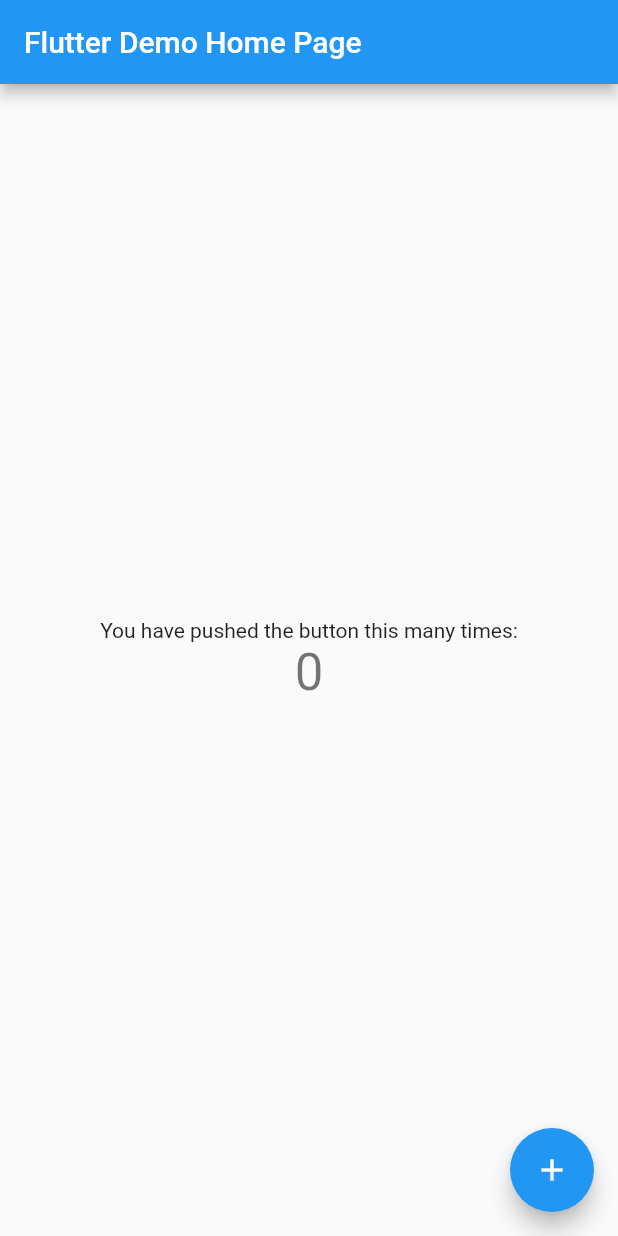
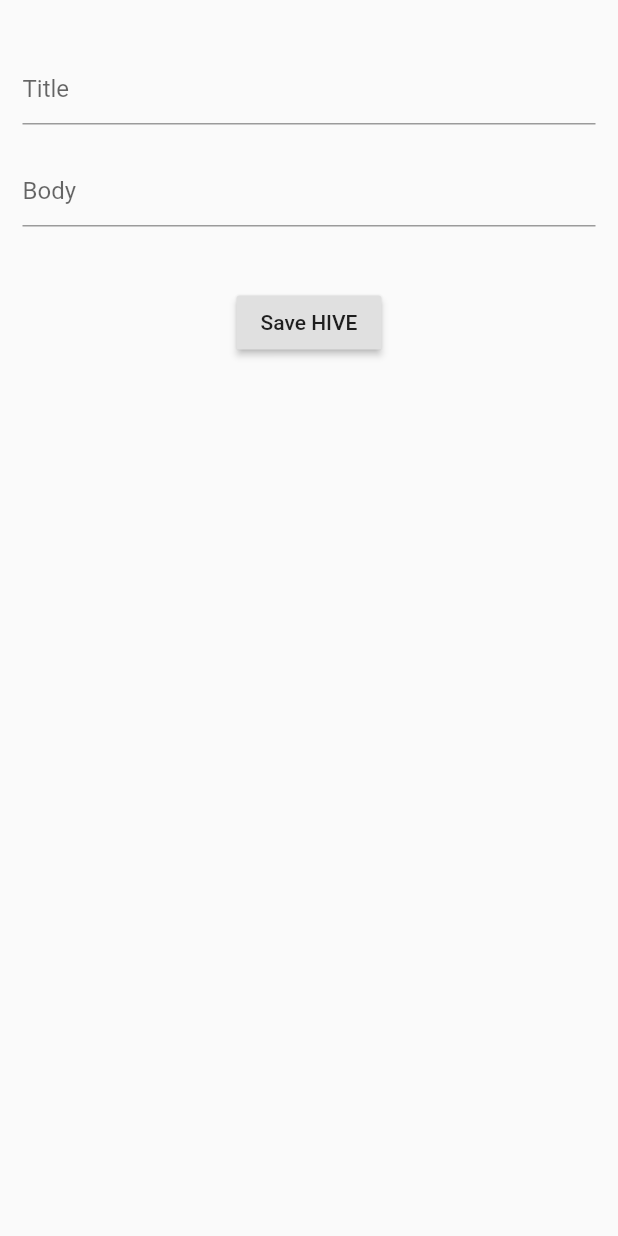
Before and after one commit to sachin-dahal/flutter_db_storage, a Flutter app: the screen it shows after launch, on a phone screen of 412 x 824 dp. Run offline on Flutter 3.47's test engine with Material 2 defaults, Android fonts, the phone set to English and light mode, and no system bars; our stand-ins replace get, hive, hive_flutter; accounts and stored records are empty.

Commit message:
pages setup

```diff
--- /dev/null
+++ b/lib/data/models/data_model.dart
@@ -0,0 +1,13 @@
+class DataModel {
+  final String title;
+  final String body;
+
+  DataModel({this.title, this.body});
+
+  Map<String, dynamic> toJson() {
+    final Map<String, dynamic> data = Map<String, dynamic>();
+    data['title'] = this.title;
+    data['body'] = this.body;
+    return data;
+  }
+}
--- a/lib/main.dart
+++ b/lib/main.dart
@@ -1,113 +1,24 @@
 import 'package:flutter/material.dart';
+import 'package:flutter_db_storage/screens/home_page.dart';
+import 'package:get/get_navigation/src/root/get_material_app.dart';
+import 'package:hive/hive.dart';
+import 'package:hive_flutter/hive_flutter.dart';
 
-void main() {
+void main() async {
+  await Hive.initFlutter();
   runApp(MyApp());
 }
 
 class MyApp extends StatelessWidget {
-  // This widget is the root of your application.
   @override
   Widget build(BuildContext context) {
-    return MaterialApp(
+    return GetMaterialApp(
+      debugShowCheckedModeBanner: false,
       title: 'Flutter Demo',
       theme: ThemeData(
-        // This is the theme of your application.
-        //
-        // Try running your application with "flutter run". You'll see the
-        // application has a blue toolbar. Then, without quitting the app, try
-        // changing the primarySwatch below to Colors.green and then invoke
-        // "hot reload" (press "r" in the console where you ran "flutter run",
-        // or simply save your changes to "hot reload" in a Flutter IDE).
-        // Notice that the counter didn't reset back to zero; the application
-        // is not restarted.
         primarySwatch: Colors.blue,
       ),
-      home: MyHomePage(title: 'Flutter Demo Home Page'),
+      home: HomePage(),
     );
   }
 }
-
-class MyHomePage extends StatefulWidget {
-  MyHomePage({Key key, this.title}) : super(key: key);
-
-  // This widget is the home page of your application. It is stateful, meaning
-  // that it has a State object (defined below) that contains fields that affect
-  // how it looks.
-
-  // This class is the configuration for the state. It holds the values (in this
-  // case the title) provided by the parent (in this case the App widget) and
-  // used by the build method of the State. Fields in a Widget subclass are
-  // always marked "final".
-
-  final String title;
-
-  @override
-  _MyHomePageState createState() => _MyHomePageState();
-}
-
-class _MyHomePageState extends State<MyHomePage> {
-  int _counter = 0;
-
-  void _incrementCounter() {
-    setState(() {
-      // This call to setState tells the Flutter framework that something has
-      // changed in this State, which causes it to rerun the build method below
-      // so that the display can reflect the updated values. If we changed
-      // _counter without calling setState(), then the build method would not be
-      // called again, and so nothing would appear to happen.
-      _counter++;
-    });
-  }
-
-  @override
-  Widget build(BuildContext context) {
-    // This method is rerun every time setState is called, for instance as done
-    // by the _incrementCounter method above.
-    //
-    // The Flutter framework has been optimized to make rerunning build methods
-    // fast, so that you can just rebuild anything that needs updating rather
-    // than having to individually change instances of widgets.
-    return Scaffold(
-      appBar: AppBar(
-        // Here we take the value from the MyHomePage object that was created by
-        // the App.build method, and use it to set our appbar title.
-        title: Text(widget.title),
-      ),
-      body: Center(
-        // Center is a layout widget. It takes a single child and positions it
-        // in the middle of the parent.
-        child: Column(
-          // Column is also a layout widget. It takes a list of children and
-          // arranges them vertically. By default, it sizes itself to fit its
-          // children horizontally, and tries to be as tall as its parent.
-          //
-          // Invoke "debug painting" (press "p" in the console, choose the
-          // "Toggle Debug Paint" action from the Flutter Inspector in Android
-          // Studio, or the "Toggle Debug Paint" command in Visual Studio Code)
-          // to see the wireframe for each widget.
-          //
-          // Column has various properties to control how it sizes itself and
-          // how it positions its children. Here we use mainAxisAlignment to
-          // center the children vertically; the main axis here is the vertical
-          // axis because Columns are vertical (the cross axis would be
-          // horizontal).
-          mainAxisAlignment: MainAxisAlignment.center,
-          children: <Widget>[
-            Text(
-              'You have pushed the button this many times:',
-            ),
-            Text(
-              '$_counter',
-              style: Theme.of(context).textTheme.headline4,
-            ),
-          ],
-        ),
-      ),
-      floatingActionButton: FloatingActionButton(
-        onPressed: _incrementCounter,
-        tooltip: 'Increment',
-        child: Icon(Icons.add),
-      ), // This trailing comma makes auto-formatting nicer for build methods.
-    );
-  }
-}
--- /dev/null
+++ b/lib/screens/home_page.dart
@@ -0,0 +1,48 @@
+import 'package:flutter/material.dart';
+import 'package:flutter_db_storage/screens/view_data.dart';
+import 'package:get/get.dart';
+
+class HomePage extends StatelessWidget {
+  @override
+  Widget build(BuildContext context) {
+    TextEditingController _titleController = TextEditingController();
+    TextEditingController _bodyController = TextEditingController();
+
+    return Scaffold(
+      body: Container(
+        padding: EdgeInsets.all(15.0),
+        child: Column(
+          crossAxisAlignment: CrossAxisAlignment.center,
+          children: [
+            SizedBox(height: 20.0),
+            TextField(
+              controller: _titleController,
+              decoration: InputDecoration(
+                hintText: "Title",
+                contentPadding: EdgeInsets.symmetric(vertical: 12.0),
+              ),
+            ),
+            SizedBox(height: 20.0),
+            TextField(
+              controller: _bodyController,
+              decoration: InputDecoration(
+                hintText: "Body",
+                contentPadding: EdgeInsets.symmetric(vertical: 12.0),
+              ),
+            ),
+            SizedBox(height: 40.0),
+            RaisedButton(
+              onPressed: () => Get.to(
+                ViewData(
+                  title: _titleController.text,
+                  body: _bodyController.text,
+                ),
+              ),
+              child: Text("Save HIVE"),
+            )
+          ],
+        ),
+      ),
+    );
+  }
+}
--- /dev/null
+++ b/lib/screens/view_data.dart
@@ -0,0 +1,31 @@
+import 'package:flutter/material.dart';
+import 'package:flutter_db_storage/data/models/data_model.dart';
+
+class ViewData extends StatelessWidget {
+  final String title;
+  final String body;
+
+  ViewData({this.title, this.body});
+
+  @override
+  Widget build(BuildContext context) {
+    DataModel _dataModel = DataModel(title: title, body: body);
+    return Scaffold(
+      body: Container(
+        padding: EdgeInsets.all(15.0),
+        child: Column(
+          children: [
+            SizedBox(height: 20.0),
+            Card(
+              elevation: 10.0,
+              child: ListTile(
+                title: Text(_dataModel.title ?? "t"),
+                subtitle: Text(_dataModel.body ?? "b"),
+              ),
+            ),
+          ],
+        ),
+      ),
+    );
+  }
+}
```
Also changed, not shown: pubspec.yaml (+8 -0 lines), lib/data/db/hive-init.dart (added), pubspec.lock.
